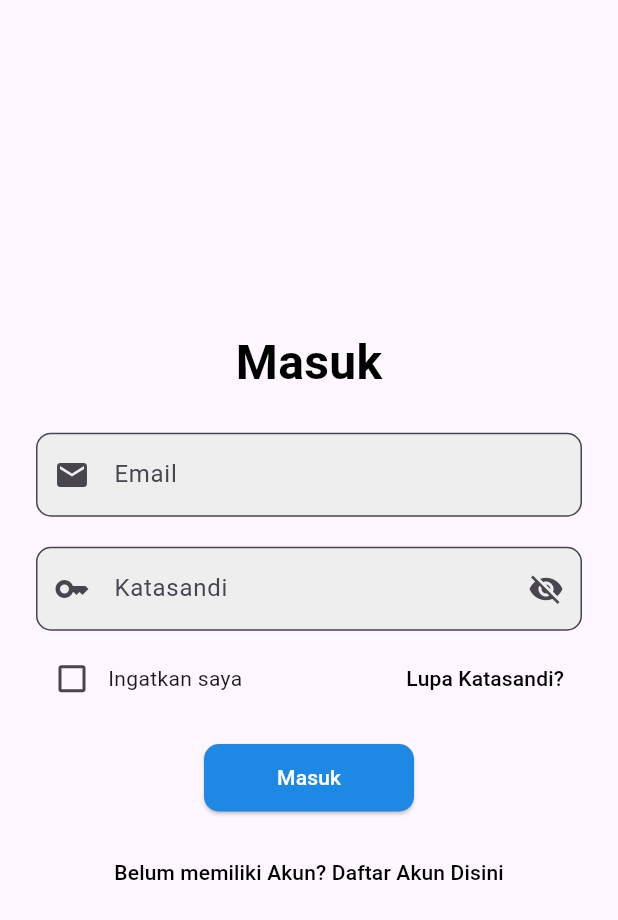
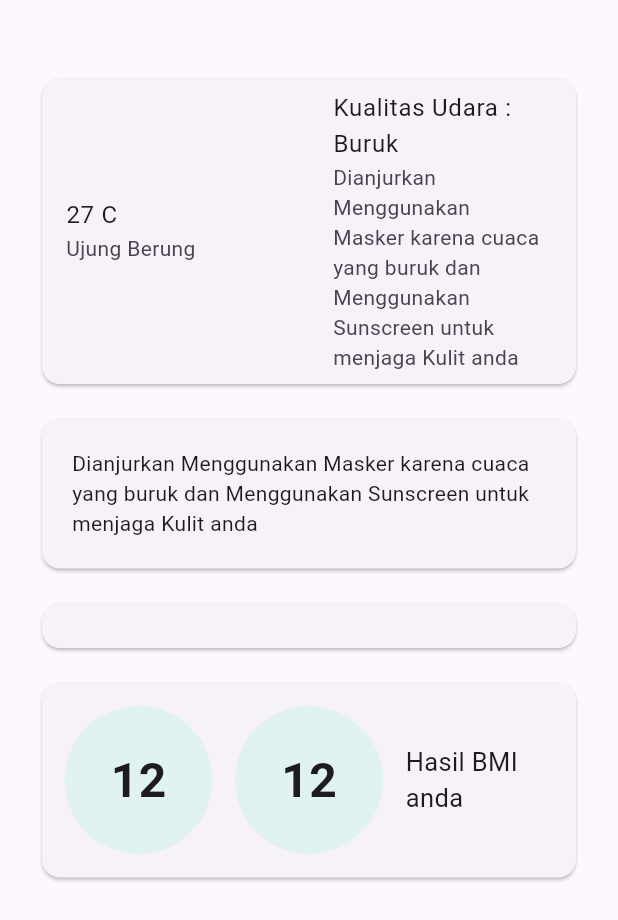
Before and after one commit to al-bani/We-Healthy, a Flutter app: the screen it shows after launch, on a phone screen of 412 x 824 dp. Shown: the top 920 px of the screen. Run offline on Flutter 3.47's test engine with Material 3 defaults, Android fonts, the light colour scheme and no system bars.

Commit message:
start Homepage, fixing user auth

```diff
--- a/lib/main.dart
+++ b/lib/main.dart
@@ -1,4 +1,5 @@
 import 'package:flutter/material.dart';
+import 'package:we_healthy/screen/home_screen.dart';
 import 'package:we_healthy/screen/user_auth/login_page.dart';
 
 void main() {
@@ -14,7 +15,7 @@ class MyApp extends StatelessWidget {
     return const MaterialApp(
       title: 'we healthy',
       debugShowCheckedModeBanner: false,
-      home: LoginPage(),
+      home: HomePage(),
     );
   }
 }
--- /dev/null
+++ b/lib/screen/home_screen.dart
@@ -0,0 +1,134 @@
+import 'package:flutter/material.dart';
+
+class HomePage extends StatefulWidget {
+  const HomePage({super.key});
+
+  @override
+  State<HomePage> createState() => _HomePageState();
+}
+
+class _HomePageState extends State<HomePage> {
+  @override
+  Widget build(BuildContext context) {
+    return Scaffold(
+      body: Padding(
+        padding: const EdgeInsets.all(24),
+        child: SingleChildScrollView(
+          child: Center(
+            child: Column(
+              children: [
+                Container(
+                  padding: EdgeInsets.fromLTRB(0, 24, 0, 0),
+                  child: Card(
+                    child: Column(
+                      mainAxisAlignment: MainAxisAlignment.spaceBetween,
+                      children: [
+                        Row(
+                          children: <Widget>[
+                            Expanded(
+                              child: const ListTile(
+                                title: Text('27 C'),
+                                subtitle: Text('Ujung Berung'),
+                              ),
+                            ),
+                            Expanded(
+                              child: const ListTile(
+                                title: Text('Kualitas Udara : Buruk'),
+                                subtitle: Text(
+                                    'Dianjurkan Menggunakan Masker karena cuaca yang buruk dan Menggunakan Sunscreen untuk menjaga Kulit anda'),
+                              ),
+                            ),
+                          ],
+                        ),
+                      ],
+                    ),
+                  ),
+                ),
+                const SizedBox(height: 15.0),
+                Card(
+                  child: Center(
+                    child: Padding(
+                      padding: const EdgeInsets.all(20),
+                      child: Text(
+                          "Dianjurkan Menggunakan Masker karena cuaca yang buruk dan Menggunakan Sunscreen untuk menjaga Kulit anda"),
+                    ),
+                  ),
+                ),
+                const SizedBox(height: 15.0),
+                Card(
+                  child: Center(
+                    child: Padding(
+                      padding: const EdgeInsets.all(15.0),
+                      child: Row(
+                        children: <Widget>[],
+                      ),
+                    ),
+                  ),
+                ),
+                const SizedBox(height: 15.0),
+                Card(
+                  child: Padding(
+                    padding: const EdgeInsets.all(15.0),
+                    child: Row(
+                      mainAxisAlignment: MainAxisAlignment.spaceBetween,
+                      children: <Widget>[
+                        Expanded(
+                          flex: 1,
+                          child: Container(
+                            width: 100,
+                            height: 100,
+                            alignment: Alignment.center,
+                            child: Text(
+                              "12",
+                              style: TextStyle(
+                                fontSize: 32.0,
+                                fontWeight: FontWeight.bold,
+                              ),
+                            ),
+                            decoration: BoxDecoration(
+                              shape: BoxShape.circle,
+                              color: Color(0xFFe0f2f1),
+                            ),
+                          ),
+                        ),
+                        const SizedBox(width: 15),
+                        Expanded(
+                          flex: 1,
+                          child: Container(
+                            width: 100,
+                            height: 100,
+                            alignment: Alignment.center,
+                            child: Text(
+                              "12",
+                              style: TextStyle(
+                                fontSize: 32.0,
+                                fontWeight: FontWeight.bold,
+                              ),
+                            ),
+                            decoration: BoxDecoration(
+                              shape: BoxShape.circle,
+                              color: Color(0xFFe0f2f1),
+                            ),
+                          ),
+                        ),
+                        const SizedBox(width: 15),
+                        Expanded(
+                          child: Text(
+                            "Hasil BMI anda",
+                            style: TextStyle(
+                              fontSize: 17.0,
+                            ),
+                          ),
+                        ),
+                      ],
+                    ),
+                  ),
+                )
+              ],
+            ),
+          ),
+        ),
+      ),
+    );
+  }
+}
--- a/lib/screen/user_auth/register_page.dart
+++ b/lib/screen/user_auth/register_page.dart
@@ -42,6 +42,7 @@ class _RegisterPageState extends State<RegisterPage> {
   @override
   Widget build(BuildContext context) {
     return Scaffold(
+      resizeToAvoidBottomInset: false,
       body: Padding(
         padding: const EdgeInsets.only(left: 24.0, right: 24.0),
         child: Column(
@@ -102,9 +103,9 @@ class _RegisterPageState extends State<RegisterPage> {
                           ),
                           decoration: InputDecoration(
                             contentPadding:
-                                const EdgeInsets.symmetric(vertical: 10),
-                            labelText: 'Nama Belakang',
-                            prefixIcon: const Icon(Icons.person), // Icon be
+                                const EdgeInsets.symmetric(vertical: 10, horizontal: 10),
+                            labelText: 'Nama Belakang', // Icon be
+
                             hintText: 'Doe',
                             filled: true,
                             fillColor: Colors.grey[200],
```
